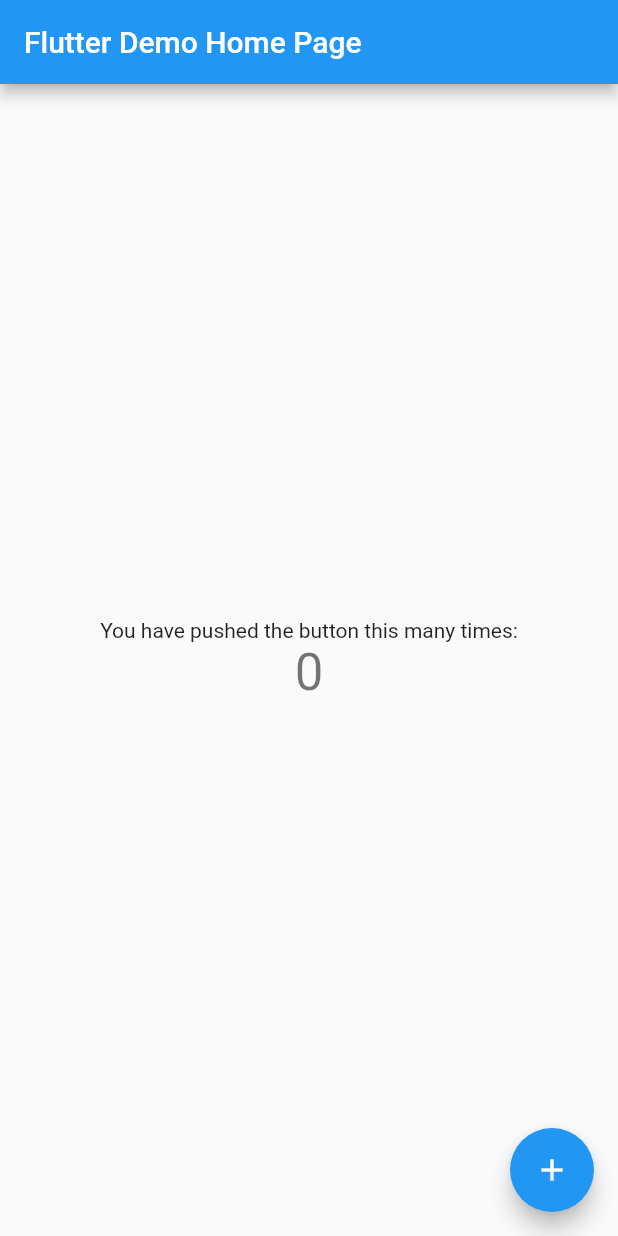
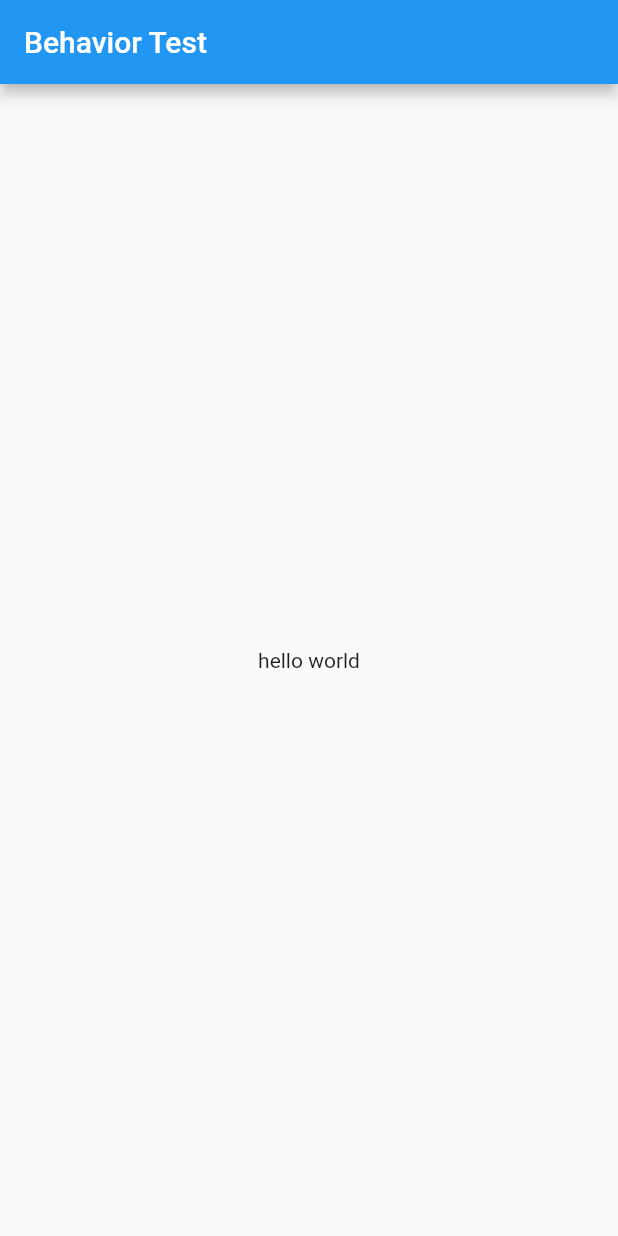
Before and after one commit to sample-codes-of-osamtimizer/flutter-widget-behavior-test-sample, a Flutter app: the screen it shows after launch, on a phone screen of 412 x 824 dp. Run offline on Flutter 3.47's test engine with Material 2 defaults, Android fonts, the phone set to English and light mode, and no system bars.

Commit message:
implement minimal widgets

```diff
--- a/lib/main.dart
+++ b/lib/main.dart
@@ -1,117 +1,23 @@
 import 'package:flutter/material.dart';
 
 void main() {
-  runApp(MyApp());
+  runApp(Home());
 }
 
-class MyApp extends StatelessWidget {
-  // This widget is the root of your application.
+class Home extends StatelessWidget {
+  const Home({Key key}) : super(key: key);
+
   @override
   Widget build(BuildContext context) {
     return MaterialApp(
-      title: 'Flutter Demo',
-      theme: ThemeData(
-        // This is the theme of your application.
-        //
-        // Try running your application with "flutter run". You'll see the
-        // application has a blue toolbar. Then, without quitting the app, try
-        // changing the primarySwatch below to Colors.green and then invoke
-        // "hot reload" (press "r" in the console where you ran "flutter run",
-        // or simply save your changes to "hot reload" in a Flutter IDE).
-        // Notice that the counter didn't reset back to zero; the application
-        // is not restarted.
-        primarySwatch: Colors.blue,
-        // This makes the visual density adapt to the platform that you run
-        // the app on. For desktop platforms, the controls will be smaller and
-        // closer together (more dense) than on mobile platforms.
-        visualDensity: VisualDensity.adaptivePlatformDensity,
+      home: Scaffold(
+        appBar: AppBar(
+          title: Text("Behavior Test"),
+        ),
+        body: Center(
+          child: Text("hello world"),
+        ),
       ),
-      home: MyHomePage(title: 'Flutter Demo Home Page'),
     );
   }
 }
-
-class MyHomePage extends StatefulWidget {
-  MyHomePage({Key key, this.title}) : super(key: key);
-
-  // This widget is the home page of your application. It is stateful, meaning
-  // that it has a State object (defined below) that contains fields that affect
-  // how it looks.
-
-  // This class is the configuration for the state. It holds the values (in this
-  // case the title) provided by the parent (in this case the App widget) and
-  // used by the build method of the State. Fields in a Widget subclass are
-  // always marked "final".
-
-  final String title;
-
-  @override
-  _MyHomePageState createState() => _MyHomePageState();
-}
-
-class _MyHomePageState extends State<MyHomePage> {
-  int _counter = 0;
-
-  void _incrementCounter() {
-    setState(() {
-      // This call to setState tells the Flutter framework that something has
-      // changed in this State, which causes it to rerun the build method below
-      // so that the display can reflect the updated values. If we changed
-      // _counter without calling setState(), then the build method would not be
-      // called again, and so nothing would appear to happen.
-      _counter++;
-    });
-  }
-
-  @override
-  Widget build(BuildContext context) {
-    // This method is rerun every time setState is called, for instance as done
-    // by the _incrementCounter method above.
-    //
-    // The Flutter framework has been optimized to make rerunning build methods
-    // fast, so that you can just rebuild anything that needs updating rather
-    // than having to individually change instances of widgets.
-    return Scaffold(
-      appBar: AppBar(
-        // Here we take the value from the MyHomePage object that was created by
-        // the App.build method, and use it to set our appbar title.
-        title: Text(widget.title),
-      ),
-      body: Center(
-        // Center is a layout widget. It takes a single child and positions it
-        // in the middle of the parent.
-        child: Column(
-          // Column is also a layout widget. It takes a list of children and
-          // arranges them vertically. By default, it sizes itself to fit its
-          // children horizontally, and tries to be as tall as its parent.
-          //
-          // Invoke "debug painting" (press "p" in the console, choose the
-          // "Toggle Debug Paint" action from the Flutter Inspector in Android
-          // Studio, or the "Toggle Debug Paint" command in Visual Studio Code)
-          // to see the wireframe for each widget.
-          //
-          // Column has various properties to control how it sizes itself and
-          // how it positions its children. Here we use mainAxisAlignment to
-          // center the children vertically; the main axis here is the vertical
-          // axis because Columns are vertical (the cross axis would be
-          // horizontal).
-          mainAxisAlignment: MainAxisAlignment.center,
-          children: <Widget>[
-            Text(
-              'You have pushed the button this many times:',
-            ),
-            Text(
-              '$_counter',
-              style: Theme.of(context).textTheme.headline4,
-            ),
-          ],
-        ),
-      ),
-      floatingActionButton: FloatingActionButton(
-        onPressed: _incrementCounter,
-        tooltip: 'Increment',
-        child: Icon(Icons.add),
-      ), // This trailing comma makes auto-formatting nicer for build methods.
-    );
-  }
-}
```
Also changed, not shown: lib/mail.dart (added, +13 -0 lines), lib/mail_list.dart (added, +17 -0 lines), lib/mail_store.dart (added, +14 -0 lines), 1 other file.
